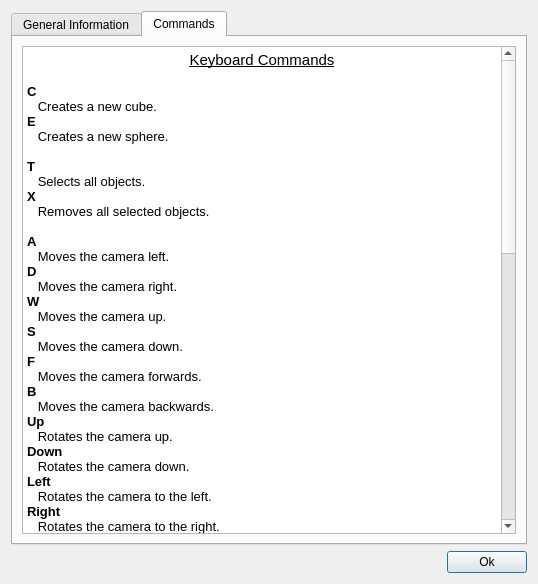
This is ui/ui_help.ui in fchirigati/joaquimproject as Qt 5 draws it before an edit. The edited form follows.
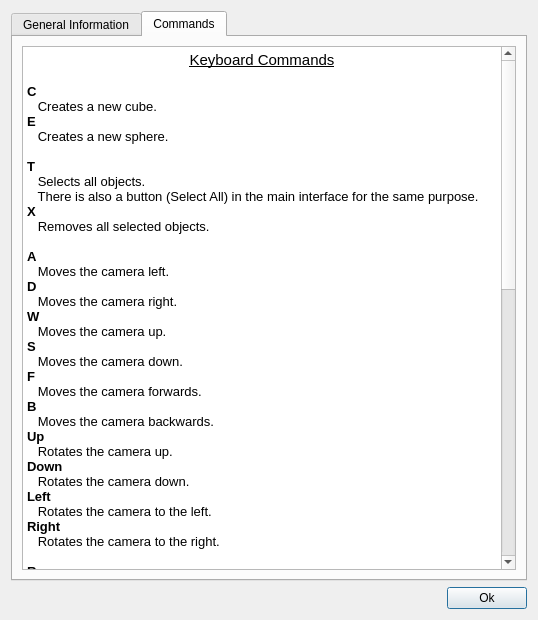
This is the edited form. The open tabs and pages were chosen to show the change. Icons and pictures are not drawn.

Commit message: - Correções de última hora na interface.

Patch:
```diff
--- a/ui/ui_help.ui
+++ b/ui/ui_help.ui
@@ -7,7 +7,7 @@
     <x>0</x>
     <y>0</y>
     <width>538</width>
-    <height>584</height>
+    <height>620</height>
    </rect>
   </property>
   <property name="minimumSize">
@@ -87,6 +87,7 @@
 &lt;p align=&quot;justify&quot; style=&quot;-qt-paragraph-type:empty; margin-top:0px; margin-bottom:0px; margin-left:0px; margin-right:0px; -qt-block-indent:0; text-indent:0px; font-size:10pt;&quot;&gt;&lt;/p&gt;
 &lt;p align=&quot;justify&quot; style=&quot; margin-top:0px; margin-bottom:0px; margin-left:0px; margin-right:0px; -qt-block-indent:0; text-indent:0px;&quot;&gt;&lt;span style=&quot; font-size:10pt; font-weight:600;&quot;&gt;T	&lt;/span&gt;&lt;/p&gt;
 &lt;p align=&quot;justify&quot; style=&quot; margin-top:0px; margin-bottom:0px; margin-left:0px; margin-right:0px; -qt-block-indent:0; text-indent:0px;&quot;&gt;&lt;span style=&quot; font-size:10pt;&quot;&gt;   Selects all objects.&lt;/span&gt;&lt;/p&gt;
+&lt;p align=&quot;justify&quot; style=&quot; margin-top:0px; margin-bottom:0px; margin-left:0px; margin-right:0px; -qt-block-indent:0; text-indent:0px;&quot;&gt;&lt;span style=&quot; font-size:10pt;&quot;&gt;   There is also a button (Select All) in the main interface for the same purpose.&lt;/span&gt;&lt;/p&gt;
 &lt;p align=&quot;justify&quot; style=&quot; margin-top:0px; margin-bottom:0px; margin-left:0px; margin-right:0px; -qt-block-indent:0; text-indent:0px;&quot;&gt;&lt;span style=&quot; font-size:10pt; font-weight:600;&quot;&gt;X	&lt;/span&gt;&lt;/p&gt;
 &lt;p align=&quot;justify&quot; style=&quot; margin-top:0px; margin-bottom:0px; margin-left:0px; margin-right:0px; -qt-block-indent:0; text-indent:0px;&quot;&gt;&lt;span style=&quot; font-size:10pt;&quot;&gt;   Removes all selected objects.&lt;/span&gt;&lt;/p&gt;
 &lt;p align=&quot;justify&quot; style=&quot;-qt-paragraph-type:empty; margin-top:0px; margin-bottom:0px; margin-left:0px; margin-right:0px; -qt-block-indent:0; text-indent:0px; font-size:10pt;&quot;&gt;&lt;/p&gt;
@@ -113,16 +114,9 @@
 &lt;p align=&quot;justify&quot; style=&quot;-qt-paragraph-type:empty; margin-top:0px; margin-bottom:0px; margin-left:0px; margin-right:0px; -qt-block-indent:0; text-indent:0px; font-size:10pt;&quot;&gt;&lt;/p&gt;
 &lt;p align=&quot;justify&quot; style=&quot; margin-top:0px; margin-bottom:0px; margin-left:0px; margin-right:0px; -qt-block-indent:0; text-indent:0px;&quot;&gt;&lt;span style=&quot; font-size:10pt; font-weight:600;&quot;&gt;R&lt;/span&gt;&lt;/p&gt;
 &lt;p align=&quot;justify&quot; style=&quot; margin-top:0px; margin-bottom:0px; margin-left:0px; margin-right:0px; -qt-block-indent:0; text-indent:0px;&quot;&gt;&lt;span style=&quot; font-size:10pt;&quot;&gt;   Resets the camera position and rotation.&lt;/span&gt;&lt;/p&gt;
-&lt;p align=&quot;justify&quot; style=&quot; margin-top:0px; margin-bottom:0px; margin-left:0px; margin-right:0px; -qt-block-indent:0; text-indent:0px;&quot;&gt;&lt;span style=&quot; font-size:10pt;&quot;&gt;   There is also a button in the main interface for the same purpose.&lt;/span&gt;&lt;/p&gt;
+&lt;p align=&quot;justify&quot; style=&quot; margin-top:0px; margin-bottom:0px; margin-left:0px; margin-right:0px; -qt-block-indent:0; text-indent:0px;&quot;&gt;&lt;span style=&quot; font-size:10pt;&quot;&gt;   There is also a button (Reset View) in the main interface for the same purpose.&lt;/span&gt;&lt;/p&gt;
 &lt;p align=&quot;justify&quot; style=&quot; margin-top:0px; margin-bottom:0px; margin-left:0px; margin-right:0px; -qt-block-indent:0; text-indent:0px;&quot;&gt;&lt;span style=&quot; font-size:10pt; font-weight:600;&quot;&gt;Home&lt;/span&gt;&lt;/p&gt;
-&lt;p align=&quot;justify&quot; style=&quot; margin-top:0px; margin-bottom:0px; margin-left:0px; margin-right:0px; -qt-block-indent:0; text-indent:0px;&quot;&gt;&lt;span style=&quot; font-size:10pt;&quot;&gt;   Sets the camera position so that all objects are visible. Does not change the rotation. There is also a button in the main interface for the same purpose.&lt;/span&gt;&lt;/p&gt;
-&lt;p align=&quot;justify&quot; style=&quot;-qt-paragraph-type:empty; margin-top:0px; margin-bottom:0px; margin-left:0px; margin-right:0px; -qt-block-indent:0; text-indent:0px; font-size:10pt;&quot;&gt;&lt;/p&gt;
-&lt;p align=&quot;justify&quot; style=&quot; margin-top:0px; margin-bottom:0px; margin-left:0px; margin-right:0px; -qt-block-indent:0; text-indent:0px;&quot;&gt;&lt;span style=&quot; font-size:10pt; text-decoration: underline;&quot;&gt;Groups:&lt;/span&gt;&lt;/p&gt;
-&lt;p align=&quot;justify&quot; style=&quot; margin-top:0px; margin-bottom:0px; margin-left:0px; margin-right:0px; -qt-block-indent:0; text-indent:0px;&quot;&gt;&lt;span style=&quot; font-size:10pt;&quot;&gt;   It is possible to select more than one object using the &lt;/span&gt;&lt;span style=&quot; font-size:10pt; font-weight:600;&quot;&gt;Ctrl&lt;/span&gt;&lt;span style=&quot; font-size:10pt; font-style:italic;&quot;&gt; &lt;/span&gt;&lt;span style=&quot; font-size:10pt;&quot;&gt;button.&lt;/span&gt;&lt;/p&gt;
-&lt;p align=&quot;justify&quot; style=&quot;-qt-paragraph-type:empty; margin-top:0px; margin-bottom:0px; margin-left:0px; margin-right:0px; -qt-block-indent:0; text-indent:0px; font-size:10pt;&quot;&gt;&lt;/p&gt;
-&lt;p align=&quot;justify&quot; style=&quot; margin-top:0px; margin-bottom:0px; margin-left:0px; margin-right:0px; -qt-block-indent:0; text-indent:0px;&quot;&gt;&lt;span style=&quot; font-size:10pt; text-decoration: underline;&quot;&gt;View All:&lt;/span&gt;&lt;/p&gt;
-&lt;p align=&quot;justify&quot; style=&quot; margin-top:0px; margin-bottom:0px; margin-left:0px; margin-right:0px; -qt-block-indent:0; text-indent:0px;&quot;&gt;&lt;span style=&quot; font-size:10pt;&quot;&gt;   To view all the objects in the scene, press the &lt;/span&gt;&lt;span style=&quot; font-size:10pt; font-weight:600;&quot;&gt;Home&lt;/span&gt;&lt;span style=&quot; font-size:10pt;&quot;&gt; button.&lt;/span&gt;&lt;/p&gt;
-&lt;p align=&quot;justify&quot; style=&quot; margin-top:0px; margin-bottom:0px; margin-left:0px; margin-right:0px; -qt-block-indent:0; text-indent:0px;&quot;&gt;&lt;span style=&quot; font-size:10pt;&quot;&gt;   There is also a button in the main interface for the same purpose.&lt;/span&gt;&lt;/p&gt;
+&lt;p align=&quot;justify&quot; style=&quot; margin-top:0px; margin-bottom:0px; margin-left:0px; margin-right:0px; -qt-block-indent:0; text-indent:0px;&quot;&gt;&lt;span style=&quot; font-size:10pt;&quot;&gt;   Sets the camera position so that all objects are visible. Does not change the rotation. There is also a button (View All) in the main interface for the same purpose.&lt;/span&gt;&lt;/p&gt;
 &lt;p align=&quot;justify&quot; style=&quot;-qt-paragraph-type:empty; margin-top:0px; margin-bottom:0px; margin-left:0px; margin-right:0px; -qt-block-indent:0; text-indent:0px; font-size:10pt;&quot;&gt;&lt;/p&gt;
 &lt;p align=&quot;center&quot; style=&quot; margin-top:0px; margin-bottom:0px; margin-left:0px; margin-right:0px; -qt-block-indent:0; text-indent:0px;&quot;&gt;&lt;span style=&quot; font-size:11pt; text-decoration: underline;&quot;&gt;Mouse Commands&lt;/span&gt;&lt;/p&gt;
 &lt;p align=&quot;justify&quot; style=&quot;-qt-paragraph-type:empty; margin-top:0px; margin-bottom:0px; margin-left:0px; margin-right:0px; -qt-block-indent:0; text-indent:0px; font-size:10pt;&quot;&gt;&lt;/p&gt;
@@ -130,6 +124,9 @@
 &lt;p align=&quot;justify&quot; style=&quot; margin-top:0px; margin-bottom:0px; margin-left:0px; margin-right:0px; -qt-block-indent:0; text-indent:0px;&quot;&gt;&lt;span style=&quot; font-size:10pt;&quot;&gt;   An object can be selected with the mouse's left button.&lt;/span&gt;&lt;/p&gt;
 &lt;p align=&quot;justify&quot; style=&quot; margin-top:0px; margin-bottom:0px; margin-left:0px; margin-right:0px; -qt-block-indent:0; text-indent:0px;&quot;&gt;&lt;span style=&quot; font-size:10pt;&quot;&gt;   A selection in the scene deselects all previously selected objects.&lt;/span&gt;&lt;/p&gt;
 &lt;p align=&quot;justify&quot; style=&quot;-qt-paragraph-type:empty; margin-top:0px; margin-bottom:0px; margin-left:0px; margin-right:0px; -qt-block-indent:0; text-indent:0px; font-size:10pt;&quot;&gt;&lt;/p&gt;
+&lt;p align=&quot;justify&quot; style=&quot; margin-top:0px; margin-bottom:0px; margin-left:0px; margin-right:0px; -qt-block-indent:0; text-indent:0px;&quot;&gt;&lt;span style=&quot; font-size:10pt; text-decoration: underline;&quot;&gt;Groups:&lt;/span&gt;&lt;/p&gt;
+&lt;p align=&quot;justify&quot; style=&quot; margin-top:0px; margin-bottom:0px; margin-left:0px; margin-right:0px; -qt-block-indent:0; text-indent:0px;&quot;&gt;&lt;span style=&quot; font-size:10pt;&quot;&gt;   It is possible to select more than one object using the &lt;/span&gt;&lt;span style=&quot; font-size:10pt; font-weight:600;&quot;&gt;Ctrl&lt;/span&gt;&lt;span style=&quot; font-size:10pt; font-style:italic;&quot;&gt; &lt;/span&gt;&lt;span style=&quot; font-size:10pt;&quot;&gt;button.&lt;/span&gt;&lt;/p&gt;
+&lt;p align=&quot;justify&quot; style=&quot;-qt-paragraph-type:empty; margin-top:0px; margin-bottom:0px; margin-left:0px; margin-right:0px; -qt-block-indent:0; text-indent:0px; font-size:10pt;&quot;&gt;&lt;/p&gt;
 &lt;p align=&quot;justify&quot; style=&quot; margin-top:0px; margin-bottom:0px; margin-left:0px; margin-right:0px; -qt-block-indent:0; text-indent:0px;&quot;&gt;&lt;span style=&quot; font-size:10pt; text-decoration: underline;&quot;&gt;Translation:&lt;/span&gt;&lt;/p&gt;
 &lt;p align=&quot;justify&quot; style=&quot; margin-top:0px; margin-bottom:0px; margin-left:0px; margin-right:0px; -qt-block-indent:0; text-indent:0px;&quot;&gt;&lt;span style=&quot; font-size:10pt;&quot;&gt;   An object or group can be translated by dragging it with the mouse's left button. The scene will be translated if no objects are selected.&lt;/span&gt;&lt;/p&gt;
 &lt;p align=&quot;justify&quot; style=&quot;-qt-paragraph-type:empty; margin-top:0px; margin-bottom:0px; margin-left:0px; margin-right:0px; -qt-block-indent:0; text-indent:0px; font-size:10pt;&quot;&gt;&lt;/p&gt;
```
The commit also changes 5 other files.
